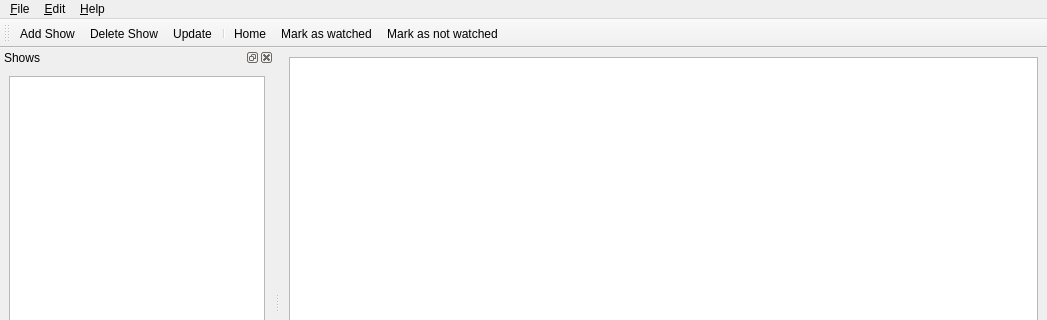
First picture: the form in src/mainwindow.ui, repository ThomasBrixLarsen/serieswatcher, before the edit; both pictures show x 0 to 1047 and y 0 to 320 of the 1047 by 578 pixel window.
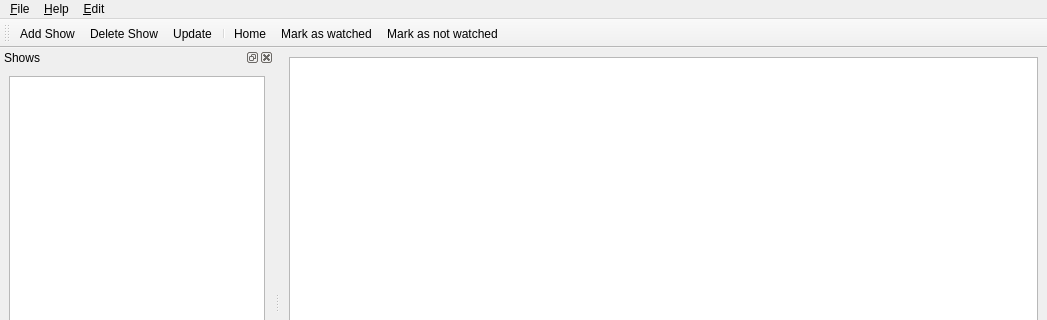
Second picture: the form after the edit. Icons and pictures are not drawn. Custom widgets are drawn as their Qt base class.

```diff
--- a/src/mainwindow.ui
+++ b/src/mainwindow.ui
@@ -41,14 +41,14 @@
     <addaction name="separator"/>
     <addaction name="quitAction"/>
    </widget>
-   <widget class="QMenu" name="menu_Edit">
+   <widget class="QMenu" name="menu_Help">
     <property name="title">
      <string>&amp;Help</string>
     </property>
     <addaction name="aboutQtAction"/>
     <addaction name="aboutAction"/>
    </widget>
-   <widget class="QMenu" name="menu_Help">
+   <widget class="QMenu" name="menu_Edit">
     <property name="title">
      <string>&amp;Edit</string>
     </property>
```
